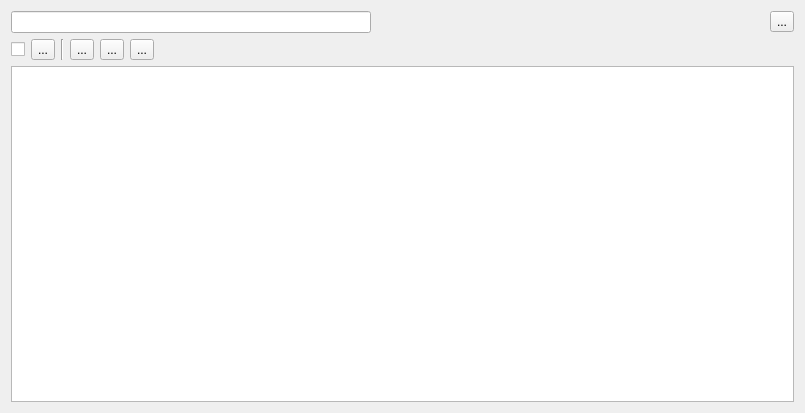
Above: src/SAGisXPlanung/ui/nexus_dialog.ui from nti-de/SAGisXPlanung before the change. Below: the same form after it.
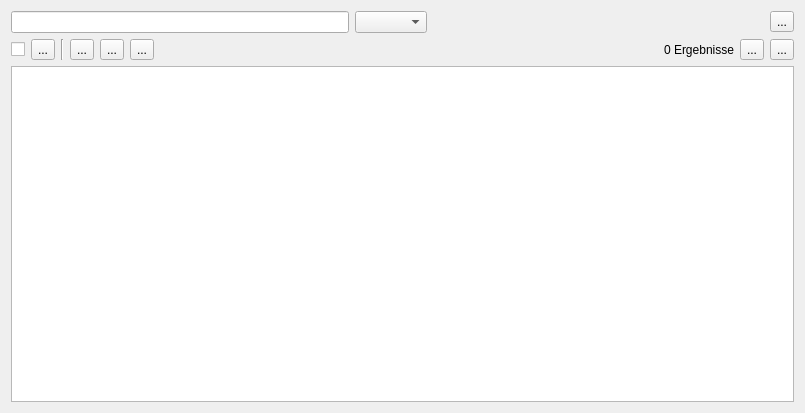
That is the form after the change.

```diff
--- a/src/SAGisXPlanung/ui/nexus_dialog.ui
+++ b/src/SAGisXPlanung/ui/nexus_dialog.ui
@@ -32,6 +32,9 @@
        </property>
       </widget>
      </item>
+     <item>
+      <widget class="QComboBox" name="combo_plan_type"/>
+     </item>
      <item>
       <spacer name="horizontalSpacer">
        <property name="orientation">
@@ -120,6 +123,27 @@
        </property>
       </spacer>
      </item>
+     <item>
+      <widget class="QLabel" name="label_result_count">
+       <property name="text">
+        <string>0 Ergebnisse</string>
+       </property>
+      </widget>
+     </item>
+     <item>
+      <widget class="QToolButton" name="button_before">
+       <property name="text">
+        <string>...</string>
+       </property>
+      </widget>
+     </item>
+     <item>
+      <widget class="QToolButton" name="button_next">
+       <property name="text">
+        <string>...</string>
+       </property>
+      </widget>
+     </item>
     </layout>
    </item>
    <item>
```
